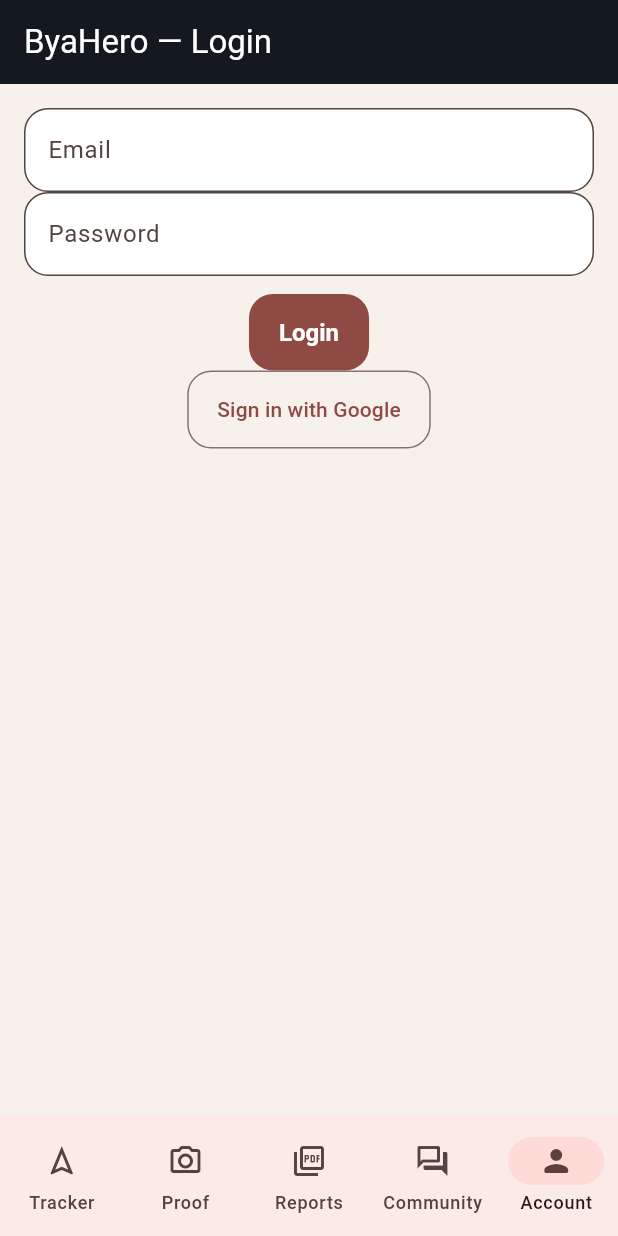
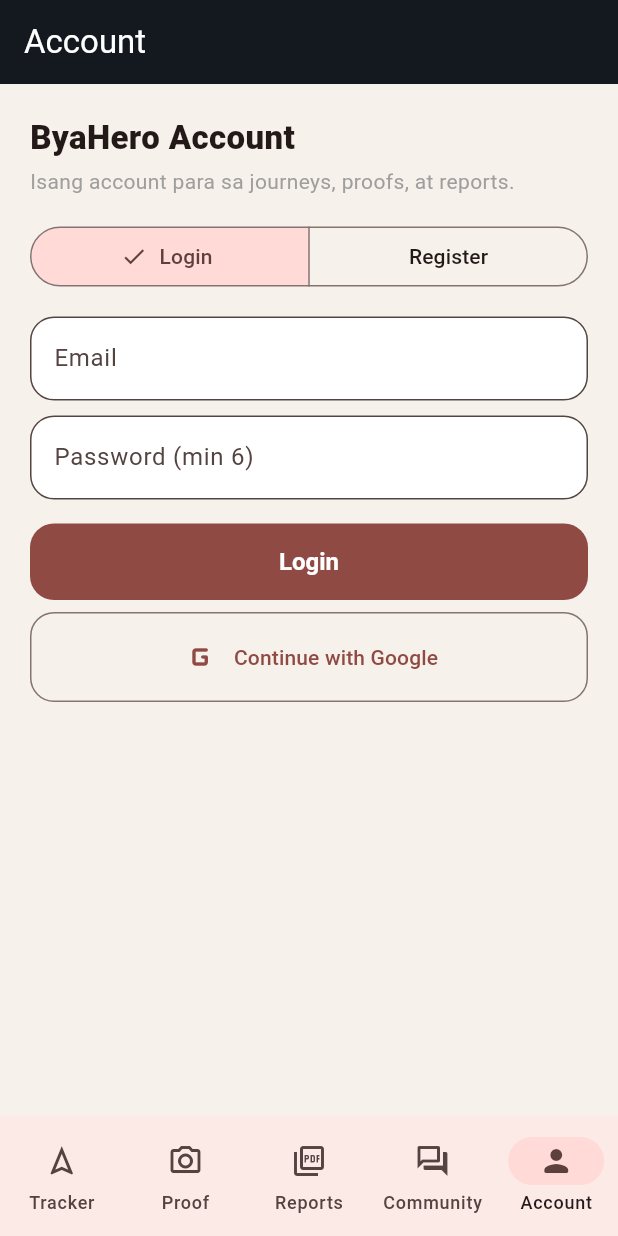
Before and after one commit to alexbabibop/byahero, a Flutter app: the screen it shows after launch, item 5 of the bottom bar chosen, on a phone screen of 412 x 824 dp. Run offline on Flutter 3.47's test engine with Material 3 defaults, Android fonts, the phone set to English and light mode, and no system bars; our stand-ins replace battery_plus, camera, cloud_firestore, device_info_plus, firebase_auth, firebase_core and 5 more; accounts and stored records are empty.

Commit message:
feat: real Firebase Auth (register/login/Google) + account linking

```diff
--- a/lib/screens/app_shell.dart
+++ b/lib/screens/app_shell.dart
@@ -1,4 +1,7 @@
 import 'package:flutter/material.dart';
+import 'package:provider/provider.dart';
+import '../services/auth_service.dart';
+import '../services/journey_tracker.dart';
 import 'home_tracker_screen.dart';
 import 'proof_camera_screen.dart';
 import 'pdf_preview_screen.dart';
@@ -25,6 +28,10 @@
 
   @override
   Widget build(BuildContext context) {
+    // I-link ang journeys sa naka-login na account (o 'local-user' kung offline).
+    final tracker = context.read<JourneyTracker>();
+    tracker.userId =
+        context.watch<AuthService>().current()?.uid ?? 'local-user';
     return Scaffold(
       body: IndexedStack(index: _index, children: _pages),
       bottomNavigationBar: NavigationBar(
--- a/lib/screens/auth_screen.dart
+++ b/lib/screens/auth_screen.dart
@@ -1,36 +1,190 @@
+import 'package:firebase_auth/firebase_auth.dart';
 import 'package:flutter/material.dart';
+import 'package:provider/provider.dart';
+import '../services/auth_service.dart';
 
-/// Firebase Auth: Email/Password + Google Sign-In (wiring stub).
-/// Production: firebase_auth + google_sign_in packages (nasa pubspec na).
-class AuthScreen extends StatelessWidget {
+/// Account tab: Register / Login / Google Sign-In + profile + logout.
+class AuthScreen extends StatefulWidget {
   const AuthScreen({super.key});
   @override
+  State<AuthScreen> createState() => _AuthScreenState();
+}
+
+class _AuthScreenState extends State<AuthScreen> {
+  bool _loginMode = true;
+  final _name = TextEditingController();
+  final _email = TextEditingController();
+  final _pass = TextEditingController();
+
+  @override
+  void dispose() {
+    _name.dispose();
+    _email.dispose();
+    _pass.dispose();
+    super.dispose();
+  }
+
+  Future<void> _run(Future Function() fn) async {
+    try {
+      await fn();
+    } catch (e) {
+      if (!mounted) return;
+      ScaffoldMessenger.of(context).showSnackBar(
+        SnackBar(content: Text(e.toString()), duration: const Duration(seconds: 5)),
+      );
+    }
+  }
+
+  @override
   Widget build(BuildContext context) {
-    final email = TextEditingController();
-    final pass = TextEditingController();
+    final auth = context.watch<AuthService>();
+
+    if (!auth.available) {
+      return Scaffold(
+        appBar: AppBar(title: const Text('Account')),
+        body: const Padding(
+          padding: EdgeInsets.all(20),
+          child: Column(
+            crossAxisAlignment: CrossAxisAlignment.start,
+            children: [
+              Text('Offline mode',
+                  style: TextStyle(fontSize: 20, fontWeight: FontWeight.w800)),
+              SizedBox(height: 8),
+              Text(
+                'Walang Firebase config ang build na ito, kaya hindi pa gagana ang login. '
+                'Tracker at PDF gumagana pa rin locally.',
+                style: TextStyle(color: Colors.grey),
+              ),
+            ],
+          ),
+        ),
+      );
+    }
+
     return Scaffold(
-      appBar: AppBar(title: const Text('ByaHero — Login')),
-      body: Padding(
-        padding: const EdgeInsets.all(16),
-        child: Column(children: [
-          TextField(controller: email, decoration: const InputDecoration(labelText: 'Email')),
-          TextField(controller: pass, obscureText: true, decoration: const InputDecoration(labelText: 'Password')),
-          const SizedBox(height: 12),
+      appBar: AppBar(title: const Text('Account')),
+      body: StreamBuilder<User?>(
+        stream: auth.stream(),
+        builder: (_, snap) {
+          final u = snap.data ?? auth.current();
+          if (u != null) return _profile(context, auth, u);
+          return _form(context, auth);
+        },
+      ),
+    );
+  }
+
+  Widget _form(BuildContext context, AuthService auth) {
+    return SingleChildScrollView(
+      padding: const EdgeInsets.all(20),
+      child: Column(
+        crossAxisAlignment: CrossAxisAlignment.stretch,
+        children: [
+          const Text('ByaHero Account',
+              style: TextStyle(fontSize: 22, fontWeight: FontWeight.w900)),
+          const SizedBox(height: 4),
+          const Text('Isang account para sa journeys, proofs, at reports.',
+              style: TextStyle(color: Colors.grey)),
+          const SizedBox(height: 16),
+          SegmentedButton<bool>(
+            segments: const [
+              ButtonSegment(value: true, label: Text('Login')),
+              ButtonSegment(value: false, label: Text('Register')),
+            ],
+            selected: {_loginMode},
+            onSelectionChanged: (s) => setState(() => _loginMode = s.first),
+          ),
+          const SizedBox(height: 16),
+          if (!_loginMode)
+            TextField(
+              controller: _name,
+              textCapitalization: TextCapitalization.words,
+              decoration: const InputDecoration(labelText: 'Full name'),
+            ),
+          if (!_loginMode) const SizedBox(height: 10),
+          TextField(
+            controller: _email,
+            keyboardType: TextInputType.emailAddress,
+            decoration: const InputDecoration(labelText: 'Email'),
+          ),
+          const SizedBox(height: 10),
+          TextField(
+            controller: _pass,
+            obscureText: true,
+            decoration: const InputDecoration(labelText: 'Password (min 6)'),
+          ),
+          const SizedBox(height: 16),
           FilledButton(
-            onPressed: () {
-              // TODO: FirebaseAuth.instance.signInWithEmailAndPassword(...)
-              ScaffoldMessenger.of(context).showSnackBar(
-                const SnackBar(content: Text('TODO: wire Firebase Auth')));
-            },
-            child: const Text('Login'),
+            onPressed: auth.busy
+                ? null
+                : () => _run(() => _loginMode
+                    ? auth.signIn(_email.text, _pass.text)
+                    : auth.signUp(_email.text, _pass.text, name: _name.text)),
+            child: auth.busy
+                ? const SizedBox(
+                    width: 20, height: 20,
+                    child: CircularProgressIndicator(color: Colors.white, strokeWidth: 2))
+                : Text(_loginMode ? 'Login' : 'Create account'),
           ),
-          OutlinedButton(
-            onPressed: () {
-              // TODO: GoogleSignIn().signIn() -> Firebase credential
-            },
-            child: const Text('Sign in with Google'),
+          const SizedBox(height: 8),
+          OutlinedButton.icon(
+            icon: const Icon(Icons.g_mobiledata_rounded, size: 28),
+            label: const Text('Continue with Google'),
+            onPressed:
+                auth.busy ? null : () => _run(auth.signInWithGoogle),
           ),
-        ]),
+          if (auth.lastError != null)
+            Padding(
+              padding: const EdgeInsets.only(top: 10),
+              child: Text(auth.lastError!,
+                  style: const TextStyle(color: Colors.red, fontSize: 12)),
+            ),
+        ],
+      ),
+    );
+  }
+
+  Widget _profile(BuildContext context, AuthService auth, User u) {
+    final initial =
+        (u.displayName?.isNotEmpty == true ? u.displayName![0] : (u.email?[0] ?? '?'))
+            .toUpperCase();
+    return Padding(
+      padding: const EdgeInsets.all(20),
+      child: Column(
+        crossAxisAlignment: CrossAxisAlignment.stretch,
+        children: [
+          Row(children: [
+            CircleAvatar(
+                radius: 30,
+                child: Text(initial, style: const TextStyle(fontSize: 24))),
+            const SizedBox(width: 14),
+            Expanded(
+              child: Column(
+                crossAxisAlignment: CrossAxisAlignment.start,
+                children: [
+                  Text(u.displayName ?? 'BiyaHero',
+                      style: const TextStyle(
+                          fontSize: 18, fontWeight: FontWeight.w800)),
+                  Text(u.email ?? '', style: const TextStyle(color: Colors.grey)),
+                ],
+              ),
+            ),
+          ]),
+          const SizedBox(height: 8),
+          Text('UID: ${u.uid}',
+              style: const TextStyle(fontSize: 11, color: Colors.grey)),
+          const SizedBox(height: 20),
+          OutlinedButton.icon(
+            icon: const Icon(Icons.logout),
+            label: const Text('Sign out'),
+            onPressed: () => _run(auth.signOut),
+          ),
+          const SizedBox(height: 8),
+          const Text(
+            'Naka-link na ang journeys at reports sa account na ito.',
+            style: TextStyle(fontSize: 12, color: Colors.grey),
+          ),
+        ],
       ),
     );
   }
--- a/lib/services/journey_tracker.dart
+++ b/lib/services/journey_tracker.dart
@@ -17,6 +17,7 @@
   Journey? current;
   JourneyState state = JourneyState.idle;
   VehicleMode mode = VehicleMode.bus;
+  String userId = 'local-user';
 
   StreamSubscription<Position>? _sub;
   DateTime? _slowSince;
@@ -57,7 +58,7 @@
     }
     current = Journey(
       id: const Uuid().v4(),
-      userId: 'local-user', // TODO: FirebaseAuth.instance.currentUser.uid
+      userId: userId,
       startedAt: DateTime.now(),
     )
       ..destLat = destLat
```
Also changed, not shown: lib/main.dart (+10 -3 lines), lib/services/auth_service.dart (added, +156 -0 lines).
